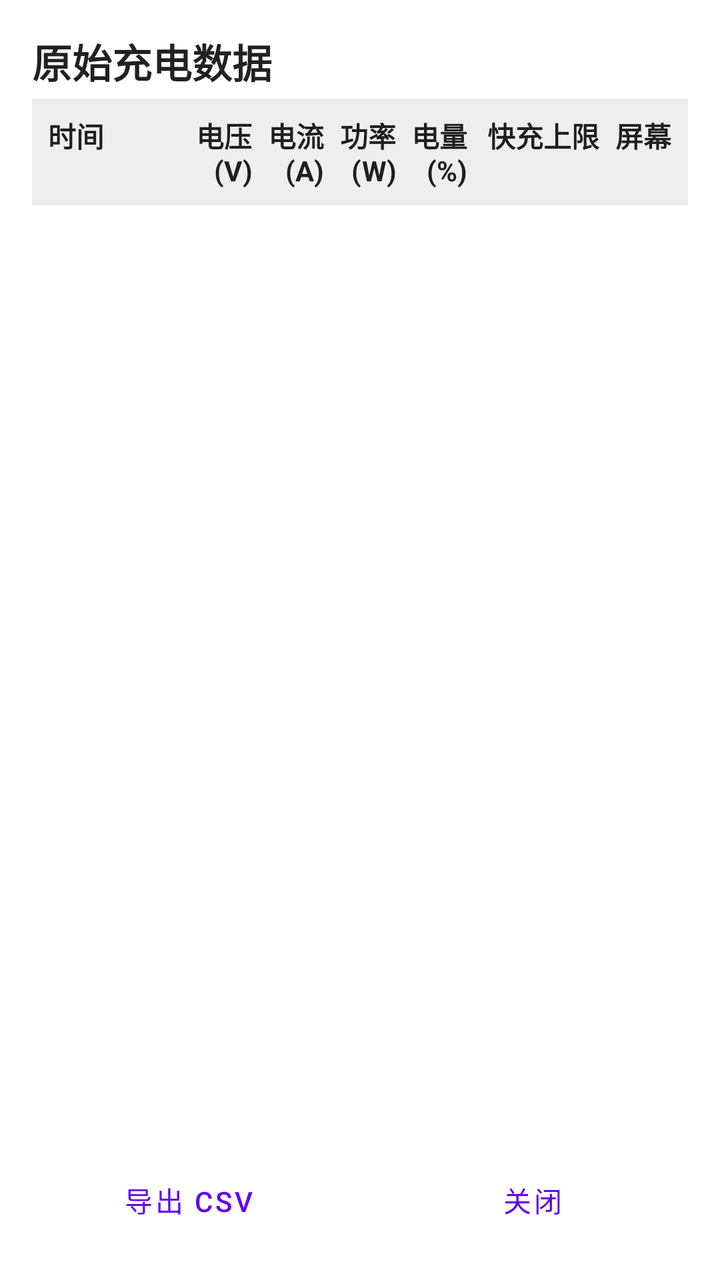
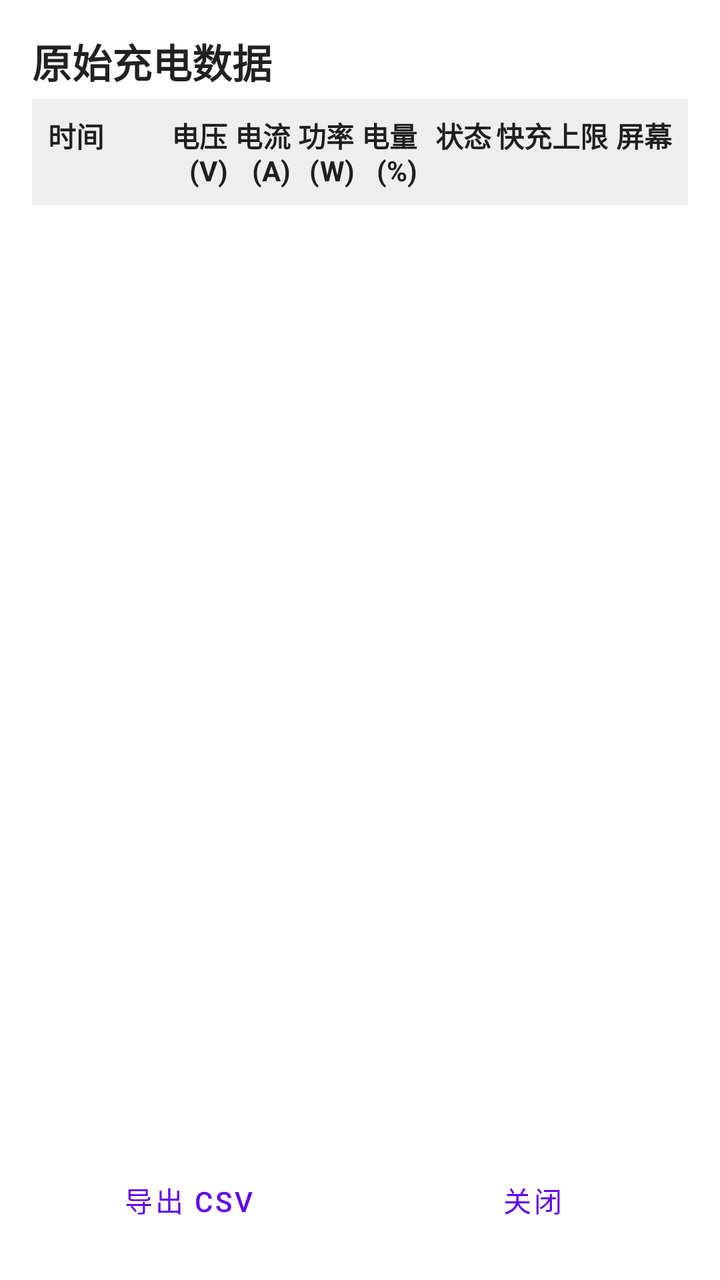

Screens rendered from an Android XML layout before and after an edit, with the pre-edit source and the edit as a unified diff.
<!-- AndroidManifest.xml: application theme Theme.ChargeLog -->
<!-- res/layout/dialog_raw_data.xml -->
<?xml version="1.0" encoding="utf-8"?>
<LinearLayout xmlns:android="http://schemas.android.com/apk/res/android"
    android:layout_width="match_parent"
    android:layout_height="match_parent"
    android:orientation="vertical"
    android:padding="16dp">

    <TextView
        android:layout_width="match_parent"
        android:layout_height="wrap_content"
        android:text="原始充电数据"
        android:textSize="20sp"
        android:textStyle="bold"
        android:layout_marginBottom="4dp"
        android:textColor="?android:attr/textColorPrimary"/>

    <TextView
        android:id="@+id/tvRawSummary"
        android:layout_width="match_parent"
        android:layout_height="wrap_content"
        android:textSize="14sp"
        android:layout_marginBottom="12dp"
        android:textColor="?android:attr/textColorSecondary"
        android:visibility="gone"/>

    <LinearLayout
        android:layout_width="match_parent"
        android:layout_height="wrap_content"
        android:orientation="horizontal"
        android:background="#11000000"
        android:padding="8dp"
        android:layout_marginBottom="4dp">

        <TextView
            android:layout_width="0dp"
            android:layout_height="wrap_content"
            android:layout_weight="1.1"
            android:text="时间"
            android:textStyle="bold"
            android:textColor="?android:attr/textColorPrimary"/>

        <TextView
            android:layout_width="0dp"
            android:layout_height="wrap_content"
            android:layout_weight="0.6"
            android:text="电压(V)"
            android:textStyle="bold"
            android:gravity="end"
            android:textColor="?android:attr/textColorPrimary"/>

        <TextView
            android:layout_width="0dp"
            android:layout_height="wrap_content"
            android:layout_weight="0.6"
            android:text="电流(A)"
            android:textStyle="bold"
            android:gravity="end"
            android:textColor="?android:attr/textColorPrimary"/>

        <TextView
            android:layout_width="0dp"
            android:layout_height="wrap_content"
            android:layout_weight="0.6"
            android:text="功率(W)"
            android:textStyle="bold"
            android:gravity="end"
            android:textColor="?android:attr/textColorPrimary"/>

        <TextView
            android:layout_width="0dp"
            android:layout_height="wrap_content"
            android:layout_weight="0.6"
            android:text="电量(%)"
            android:textStyle="bold"
            android:gravity="end"
            android:textColor="?android:attr/textColorPrimary"/>

        <TextView
            android:layout_width="0dp"
            android:layout_height="wrap_content"
            android:layout_weight="1.1"
            android:text="快充上限"
            android:textStyle="bold"
            android:gravity="end"
            android:textColor="?android:attr/textColorPrimary"/>

        <TextView
            android:layout_width="0dp"
            android:layout_height="wrap_content"
            android:layout_weight="0.6"
            android:text="屏幕"
            android:textStyle="bold"
            android:gravity="end"
            android:textColor="?android:attr/textColorPrimary"/>
    </LinearLayout>

    <androidx.recyclerview.widget.RecyclerView
        android:id="@+id/rvRawData"
        android:layout_width="match_parent"
        android:layout_height="0dp"
        android:layout_weight="1" />

    <LinearLayout
        style="?android:attr/buttonBarStyle"
        android:layout_width="match_parent"
        android:layout_height="wrap_content"
        android:orientation="horizontal"
        android:layout_marginTop="12dp">

        <Button
            android:id="@+id/btnExportCSV"
            style="?android:attr/buttonBarButtonStyle"
            android:layout_width="0dp"
            android:layout_height="wrap_content"
            android:layout_weight="1"
            android:text="导出 CSV"
            android:layout_marginEnd="8dp" />

        <Button
            android:id="@+id/btnCloseDialog"
            style="?android:attr/buttonBarButtonStyle"
            android:layout_width="0dp"
            android:layout_height="wrap_content"
            android:layout_weight="1"
            android:text="关闭"
            android:layout_marginStart="8dp"/>
    </LinearLayout>
</LinearLayout>
<!-- resources referenced by this layout -->
<resources>
  <style name="Theme.ChargeLog" parent="Theme.MaterialComponents.DayNight.DarkActionBar">
          
          <item name="colorPrimary">@color/purple_500</item>
          <item name="colorPrimaryVariant">@color/purple_700</item>
          <item name="colorOnPrimary">@color/white</item>
          
          <item name="colorSecondary">@color/teal_200</item>
          <item name="colorSecondaryVariant">@color/teal_700</item>
          <item name="colorOnSecondary">@color/black</item>
          
          <item name="android:statusBarColor">?attr/colorPrimaryVariant</item>
          
          
          <item name="actionBarStyle">@style/Widget.ChargeLog.ActionBar</item>
          <item name="actionBarTheme">@style/ThemeOverlay.ChargeLog.ActionBar</item>
      </style>
  <color name="purple_500">#FF6200EE</color>
  <color name="purple_700">#FF3700B3</color>
  <color name="white">#FFFFFFFF</color>
  <color name="teal_200">#FF03DAC5</color>
  <color name="teal_700">#FF018786</color>
  <color name="black">#FF000000</color>
  <style name="Widget.ChargeLog.ActionBar" parent="Widget.AppCompat.ActionBar.Solid">
          <item name="background">@color/purple_500</item>
      </style>
  <style name="ThemeOverlay.ChargeLog.ActionBar" parent="ThemeOverlay.AppCompat.Dark.ActionBar">
          <item name="android:textColorPrimary">@color/white</item>
          <item name="colorOnPrimary">@color/white</item>
      </style>
</resources>

<!-- the commit's change to res/layout/dialog_raw_data.xml (unified diff, before → after) -->
@@ -78,6 +78,15 @@
         <TextView
             android:layout_width="0dp"
             android:layout_height="wrap_content"
+            android:layout_weight="0.7"
+            android:text="@string/table_battery_status"
+            android:textStyle="bold"
+            android:gravity="end"
+            android:textColor="?android:attr/textColorPrimary"/>
+
+        <TextView
+            android:layout_width="0dp"
+            android:layout_height="wrap_content"
             android:layout_weight="1.1"
             android:text="快充上限"
             android:textStyle="bold"
<!-- resource entries referenced after the edit -->
@@ -1,5 +1,6 @@
 <!-- resources referenced by this layout -->
 <resources>
+  <string name="table_battery_status">状态</string>
   <style name="Theme.ChargeLog" parent="Theme.MaterialComponents.DayNight.DarkActionBar">
           
           <item name="colorPrimary">@color/purple_500</item>
